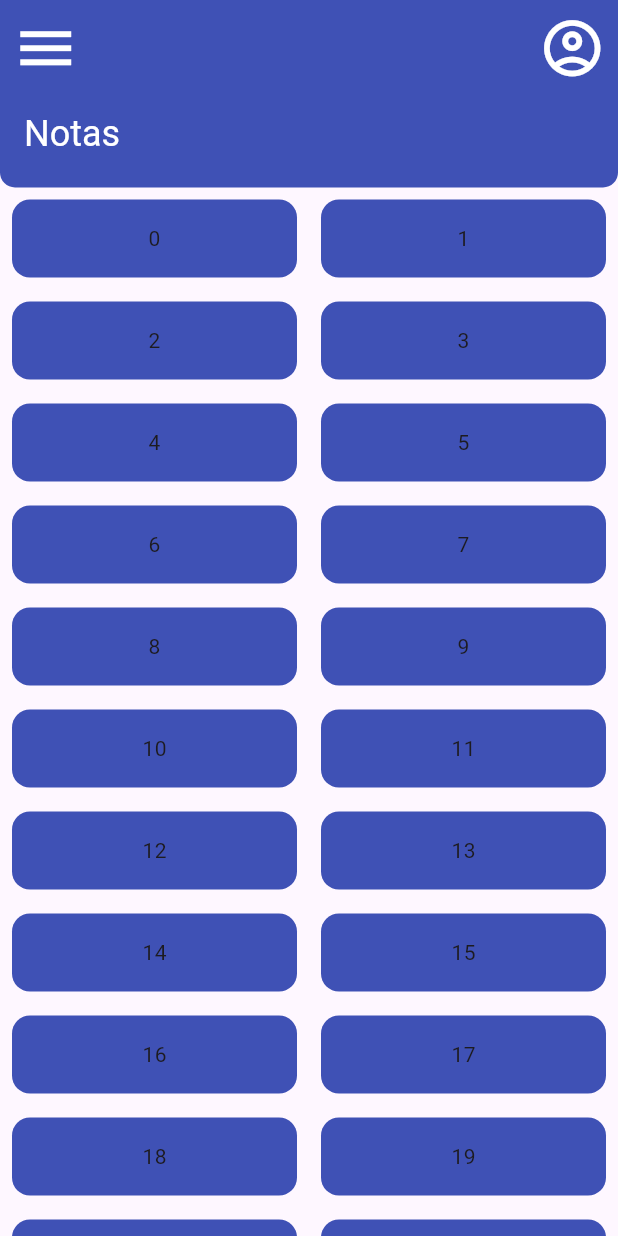
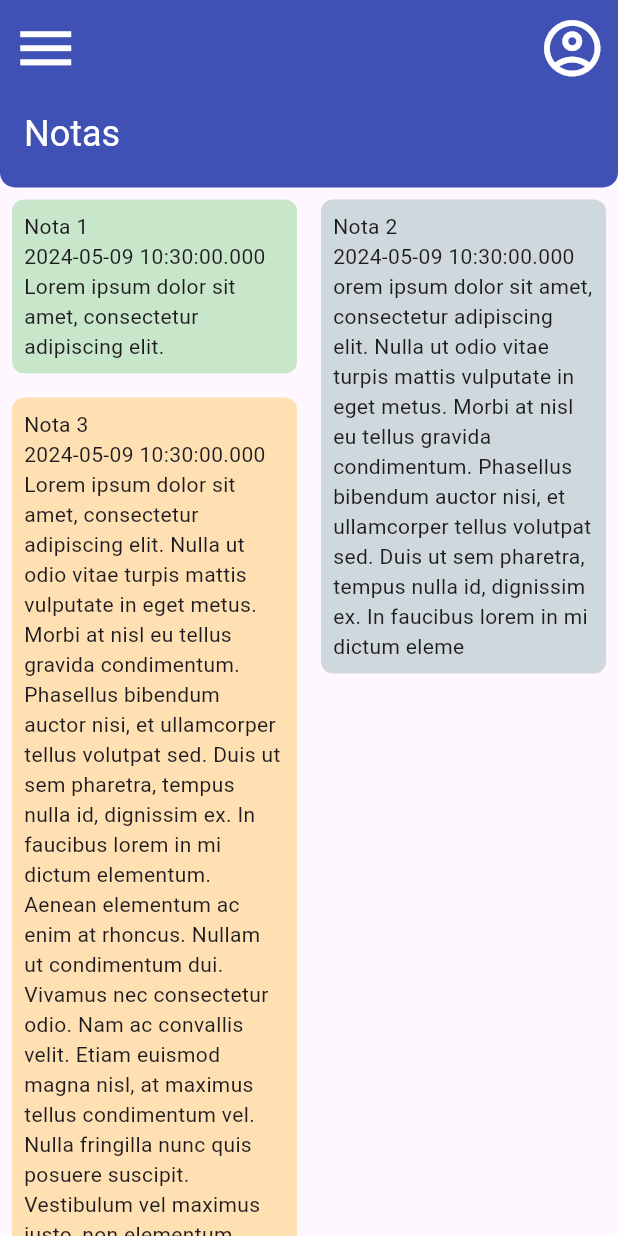
Before and after one commit to I4ze/ToDoApp, a Flutter app: the screen it shows after launch, on a phone screen of 412 x 824 dp. Run offline on Flutter 3.47's test engine with Material 3 defaults, Android fonts, the phone set to English and light mode, and no system bars.

Commit message:
corrige estilo das notas apresentadas na tela inicial.

```diff
--- /dev/null
+++ b/lib/Style/noteCardColors.dart
@@ -0,0 +1,12 @@
+import 'package:flutter/material.dart';
+
+class NoteCardColors {
+  static Color whiteCard = Colors.white;
+  static Color redCard = Colors.red.shade100;
+  static Color pinkCard = Colors.pink.shade100;
+  static Color orangeCard = Colors.orange.shade100;
+  static Color yellowCard = Colors.yellow.shade100;
+  static Color greenCard = Colors.green.shade100;
+  static Color blueCard = Colors.blue.shade100;
+  static Color blueGreyCard = Colors.blueGrey.shade100;
+}
--- a/lib/Widgets/note_card.dart
+++ b/lib/Widgets/note_card.dart
@@ -1,13 +1,24 @@
 import 'package:flutter/material.dart';
+import 'package:to_do_app/models/note.dart';
 
-Widget noteCard(Function()? onTap) {
+Widget noteCard(Function()? onTap, Note note) {
   return InkWell(
     onTap: onTap,
     child: Container(
-      padding: EdgeInsets.all(8.0),
-      margin: EdgeInsets.all(8.0),
-      decoration: ,
+      padding: const EdgeInsets.all(8.0),
+      margin: const EdgeInsets.all(8.0),
+      decoration: BoxDecoration(
+        color: note.getColor(),
+        borderRadius: BorderRadius.circular(8.0),
+      ),
+      child: Column(
+        crossAxisAlignment: CrossAxisAlignment.start,
+        children: [
+          Text(note.getTitulo()),
+          Text(note.getData().toString()),
+          Text(note.getCorpo()),
+        ],
+      ),
     ),
-
   );
 }
--- a/lib/models/note.dart
+++ b/lib/models/note.dart
@@ -1,7 +1,26 @@
-class NoteModel {
+import 'package:flutter/material.dart';
+
+class Note {
   String titulo;
   String corpo;
-  String data;
+  DateTime data;
+  Color cor;
 
-  NoteModel(this.titulo, this.corpo, this.data);
+  Note(this.titulo, this.corpo, this.data, {this.cor = Colors.white});
+
+  Color getColor() {
+    return cor;
+  }
+
+  String getTitulo() {
+    return titulo;
+  }
+
+  String getCorpo() {
+    return corpo;
+  }
+
+  DateTime getData() {
+    return data;
+  }
 }
--- a/lib/screens/home.dart
+++ b/lib/screens/home.dart
@@ -1,11 +1,35 @@
 import 'package:flutter/material.dart';
 import 'package:flutter_staggered_grid_view/flutter_staggered_grid_view.dart';
+import 'package:to_do_app/Style/noteCardColors.dart';
+import 'package:to_do_app/Widgets/note_card.dart';
+import 'package:to_do_app/models/note.dart';
 
 class HomeScreen extends StatelessWidget {
   const HomeScreen({super.key});
 
   @override
   Widget build(BuildContext context) {
+    final List<Note> notes = [
+      Note(
+        "Nota 1",
+        "Lorem ipsum dolor sit amet, consectetur adipiscing elit.",
+        DateTime.now(),
+        cor: NoteCardColors.greenCard,
+      ),
+      Note(
+        "Nota 2",
+        "orem ipsum dolor sit amet, consectetur adipiscing elit. Nulla ut odio vitae turpis mattis vulputate in eget metus. Morbi at nisl eu tellus gravida condimentum. Phasellus bibendum auctor nisi, et ullamcorper tellus volutpat sed. Duis ut sem pharetra, tempus nulla id, dignissim ex. In faucibus lorem in mi dictum eleme",
+        DateTime.now(),
+        cor: NoteCardColors.blueGreyCard,
+      ),
+      Note(
+        "Nota 3",
+        "Lorem ipsum dolor sit amet, consectetur adipiscing elit. Nulla ut odio vitae turpis mattis vulputate in eget metus. Morbi at nisl eu tellus gravida condimentum. Phasellus bibendum auctor nisi, et ullamcorper tellus volutpat sed. Duis ut sem pharetra, tempus nulla id, dignissim ex. In faucibus lorem in mi dictum elementum. Aenean elementum ac enim at rhoncus. Nullam ut condimentum dui. Vivamus nec consectetur odio. Nam ac convallis velit. Etiam euismod magna nisl, at maximus tellus condimentum vel. Nulla fringilla nunc quis posuere suscipit. Vestibulum vel maximus justo, non elementum nibh. Proin lacinia nulla tellus, eu dignissim augue auctor at. Curabitur interdum felis risus, non tincidunt tellus rhoncus egestas. In at cursus nibh.",
+        DateTime.now(),
+        cor: NoteCardColors.orangeCard,
+      )
+    ];
+
     return Scaffold(
       body: CustomScrollView(
         slivers: <Widget>[
@@ -47,19 +71,12 @@ class HomeScreen extends StatelessWidget {
               ),
             ),
           ),
-          SliverMasonryGrid.count(
-            childCount: 30,
-            crossAxisCount: 2,
-            itemBuilder: (_, i) => Container(
-              margin: const EdgeInsets.all(8),
-              padding: const EdgeInsets.all(16),
-              alignment: Alignment.center,
-              decoration: BoxDecoration(
-                color: Colors.indigo,
-                borderRadius: BorderRadius.circular(12),
-              ),
-              child: Text('$i'),
+          SliverMasonryGrid(
+            delegate: SliverChildListDelegate(
+              notes.map((note) => noteCard(() {}, note)).toList(),
             ),
+            gridDelegate: const SliverSimpleGridDelegateWithFixedCrossAxisCount(
+                crossAxisCount: 2),
           ),
         ],
       ),
```
